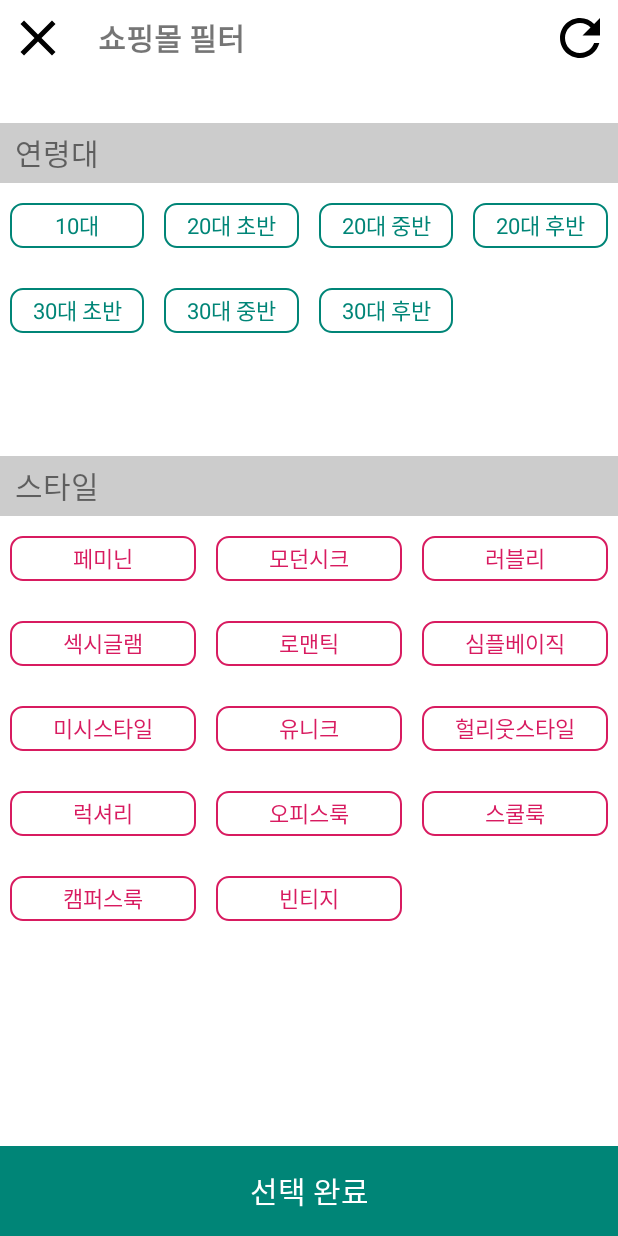
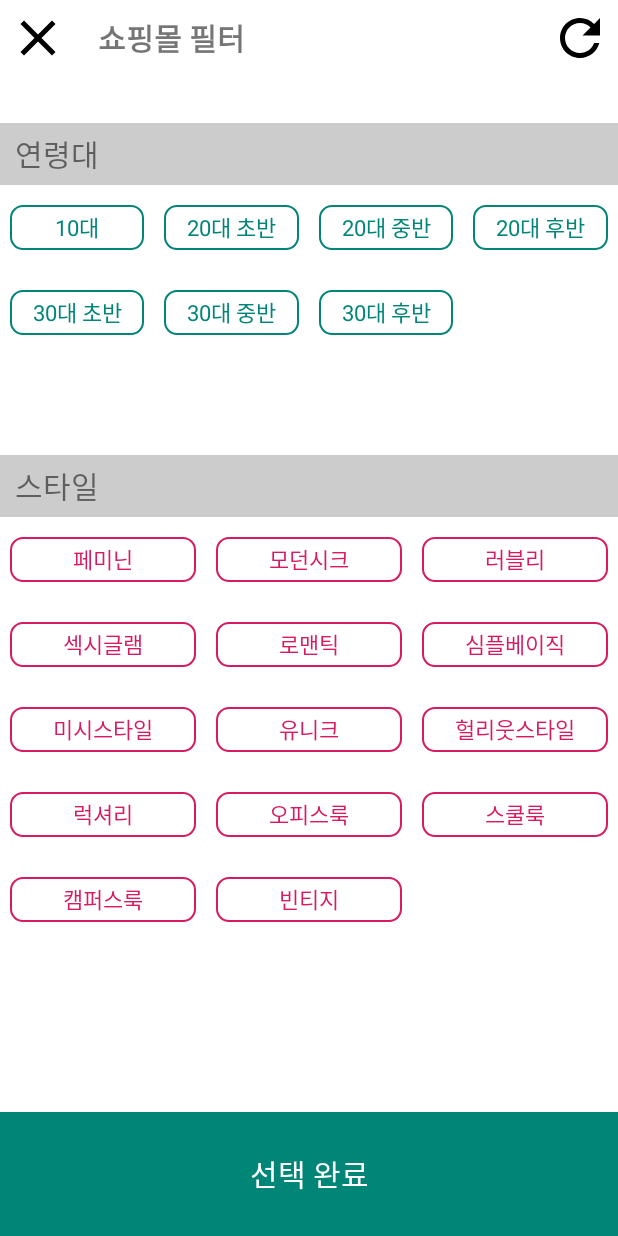
Before and after one commit to Parkduksung/Toy_Zigzag, an Android app: the ShoppingActivity screen opened directly, with no data from a screen before it, after a tap on "필터", on a phone screen of 412 x 824 dp. Run offline under Robolectric (Android 15) with nearby library versions, the phone set to English and light mode, and no system bars; our stand-ins replace data binding.

Commit message:
Refactory_shopping부분 layout부분 수정(filter에서 분류한 자료가 recyclerview에 뿌려졌을때 맨 마지막 오류 짤림 해결, 고정dp 수정)

```diff
--- a/app/src/main/res/drawable/ic_close.xml
+++ b/app/src/main/res/drawable/ic_close.xml
@@ -1,9 +1,9 @@
 <vector xmlns:android="http://schemas.android.com/apk/res/android"
-        android:width="24dp"
-        android:height="24dp"
-        android:viewportWidth="24.0"
-        android:viewportHeight="24.0">
+    android:width="40dp"
+    android:height="40dp"
+    android:viewportWidth="24.0"
+    android:viewportHeight="24.0">
     <path
         android:fillColor="#FF000000"
-        android:pathData="M19,6.41L17.59,5 12,10.59 6.41,5 5,6.41 10.59,12 5,17.59 6.41,19 12,13.41 17.59,19 19,17.59 13.41,12z"/>
+        android:pathData="M19,6.41L17.59,5 12,10.59 6.41,5 5,6.41 10.59,12 5,17.59 6.41,19 12,13.41 17.59,19 19,17.59 13.41,12z" />
 </vector>
--- a/app/src/main/res/drawable/ic_refresh.xml
+++ b/app/src/main/res/drawable/ic_refresh.xml
@@ -1,9 +1,9 @@
 <vector xmlns:android="http://schemas.android.com/apk/res/android"
-        android:width="24dp"
-        android:height="24dp"
-        android:viewportWidth="24.0"
-        android:viewportHeight="24.0">
+    android:width="40dp"
+    android:height="40dp"
+    android:viewportWidth="24.0"
+    android:viewportHeight="24.0">
     <path
         android:fillColor="#FF000000"
-        android:pathData="M17.65,6.35C16.2,4.9 14.21,4 12,4c-4.42,0 -7.99,3.58 -7.99,8s3.57,8 7.99,8c3.73,0 6.84,-2.55 7.73,-6h-2.08c-0.82,2.33 -3.04,4 -5.65,4 -3.31,0 -6,-2.69 -6,-6s2.69,-6 6,-6c1.66,0 3.14,0.69 4.22,1.78L13,11h7V4l-2.35,2.35z"/>
+        android:pathData="M17.65,6.35C16.2,4.9 14.21,4 12,4c-4.42,0 -7.99,3.58 -7.99,8s3.57,8 7.99,8c3.73,0 6.84,-2.55 7.73,-6h-2.08c-0.82,2.33 -3.04,4 -5.65,4 -3.31,0 -6,-2.69 -6,-6s2.69,-6 6,-6c1.66,0 3.14,0.69 4.22,1.78L13,11h7V4l-2.35,2.35z" />
 </vector>
--- a/app/src/main/res/layout/shopping_filter.xml
+++ b/app/src/main/res/layout/shopping_filter.xml
@@ -10,11 +10,10 @@
         android:layout_height="match_parent"
         tools:ignore="ContentDescription">
 
-
         <ImageView
             android:id="@+id/iv_close"
-            android:layout_width="40dp"
-            android:layout_height="40dp"
+            android:layout_width="wrap_content"
+            android:layout_height="wrap_content"
             android:layout_marginStart="5dp"
             android:layout_marginTop="5dp"
             android:src="@drawable/ic_close"
@@ -24,30 +23,31 @@
 
         <TextView
             android:layout_width="wrap_content"
-            android:layout_height="40dp"
+            android:layout_height="0dp"
             android:layout_marginStart="20dp"
             android:gravity="center"
             android:text="@string/shopping_filter_context"
             android:textSize="20sp"
             android:textStyle="bold"
+            app:layout_constraintBottom_toBottomOf="@id/iv_close"
             app:layout_constraintStart_toEndOf="@id/iv_close"
             app:layout_constraintTop_toTopOf="@id/iv_close" />
 
 
         <ImageView
             android:id="@+id/iv_refresh"
-            android:layout_width="40dp"
-            android:layout_height="40dp"
-            android:layout_marginTop="5dp"
+            android:layout_width="wrap_content"
+            android:layout_height="wrap_content"
             android:layout_marginEnd="5dp"
             android:src="@drawable/ic_refresh"
+            app:layout_constraintBottom_toBottomOf="@id/iv_close"
             app:layout_constraintEnd_toEndOf="parent"
-            app:layout_constraintTop_toTopOf="parent" />
+            app:layout_constraintTop_toTopOf="@id/iv_close" />
 
         <TextView
             android:id="@+id/tv_sortLine_age"
             android:layout_width="match_parent"
-            android:layout_height="40dp"
+            android:layout_height="0dp"
             android:background="@color/colorLeanWhite"
             android:gravity="center_vertical"
             android:paddingStart="10dp"
@@ -55,6 +55,7 @@
             android:text="@string/shopping_filter_ageGroup"
             android:textSize="20sp"
             app:layout_constraintBottom_toBottomOf="parent"
+            app:layout_constraintHeight_percent=".05"
             app:layout_constraintTop_toBottomOf="@id/iv_close"
             app:layout_constraintVertical_bias=".05" />
 
@@ -71,7 +72,7 @@
         <TextView
             android:id="@+id/tv_sortLine_style"
             android:layout_width="match_parent"
-            android:layout_height="40dp"
+            android:layout_height="0dp"
             android:background="@color/colorLeanWhite"
             android:gravity="center_vertical"
             android:paddingStart="10dp"
@@ -79,6 +80,7 @@
             android:text="@string/shopping_filter_styleGroup"
             android:textSize="20sp"
             app:layout_constraintBottom_toBottomOf="parent"
+            app:layout_constraintHeight_percent=".05"
             app:layout_constraintTop_toBottomOf="@id/iv_close"
             app:layout_constraintVertical_bias=".35" />
 
@@ -95,13 +97,14 @@
         <TextView
             android:id="@+id/tv_select_ok"
             android:layout_width="match_parent"
-            android:layout_height="60dp"
+            android:layout_height="0dp"
             android:background="@color/colorPrimary"
             android:gravity="center"
             android:text="@string/shopping_filter_select_ok"
             android:textColor="@color/colorWhite"
             android:textSize="20sp"
             app:layout_constraintBottom_toBottomOf="parent"
+            app:layout_constraintHeight_percent=".1"
             app:layout_constraintTop_toTopOf="parent"
             app:layout_constraintVertical_bias="1" />
 
--- a/app/src/main/res/layout/shopping_main.xml
+++ b/app/src/main/res/layout/shopping_main.xml
@@ -1,6 +1,4 @@
 <?xml version="1.0" encoding="utf-8"?>
-
-
 <layout xmlns:android="http://schemas.android.com/apk/res/android"
     xmlns:app="http://schemas.android.com/apk/res-auto"
     xmlns:tools="http://schemas.android.com/tools">
@@ -10,7 +8,6 @@
         <variable
             name="updateDate"
             type="String" />
-
     </data>
 
     <FrameLayout
@@ -59,7 +56,7 @@
 
                 <Button
                     android:id="@+id/btn_filter"
-                    android:layout_width="65dp"
+                    android:layout_width="0dp"
                     android:layout_height="0dp"
                     android:layout_marginEnd="5dp"
                     android:background="@drawable/event_border_round"
@@ -74,11 +71,12 @@
                     app:layout_constraintHeight_percent="0.5"
                     app:layout_constraintHorizontal_bias="1"
                     app:layout_constraintStart_toEndOf="@id/tv_update_date"
-                    app:layout_constraintTop_toTopOf="parent" />
+                    app:layout_constraintTop_toTopOf="parent"
+                    app:layout_constraintWidth_percent=".2" />
 
                 <Button
                     android:id="@+id/btn_search"
-                    android:layout_width="100dp"
+                    android:layout_width="0dp"
                     android:layout_height="0dp"
                     android:layout_marginEnd="5dp"
                     android:background="@drawable/event_border_round"
@@ -93,15 +91,14 @@
                     app:layout_constraintHeight_percent="0.5"
                     app:layout_constraintHorizontal_bias="1"
                     app:layout_constraintStart_toStartOf="parent"
-                    app:layout_constraintTop_toTopOf="parent" />
-
+                    app:layout_constraintTop_toTopOf="parent"
+                    app:layout_constraintWidth_percent=".3" />
             </androidx.constraintlayout.widget.ConstraintLayout>
-
 
             <TextView
                 android:id="@+id/tv_select_filter"
                 android:layout_width="match_parent"
-                android:layout_height="40dp"
+                android:layout_height="0dp"
                 android:drawableStart="@drawable/ic_filter"
                 android:drawablePadding="15dp"
                 android:drawableTint="@color/colorPrimary"
@@ -111,6 +108,7 @@
                 android:singleLine="true"
                 android:textColor="@color/colorPrimary"
                 app:layout_constraintEnd_toEndOf="parent"
+                app:layout_constraintHeight_percent=".06"
                 app:layout_constraintStart_toStartOf="parent"
                 app:layout_constraintTop_toBottomOf="@id/cl_content"
                 tools:ignore="UnusedAttribute" />
@@ -120,8 +118,8 @@
                 android:layout_width="match_parent"
                 android:layout_height="0dp"
                 android:scrollbars="vertical"
+                app:layout_constraintBottom_toBottomOf="parent"
                 app:layout_constraintEnd_toEndOf="parent"
-                app:layout_constraintHeight_percent="0.9"
                 app:layout_constraintStart_toStartOf="parent"
                 app:layout_constraintTop_toBottomOf="@id/tv_select_filter" />
 
```
